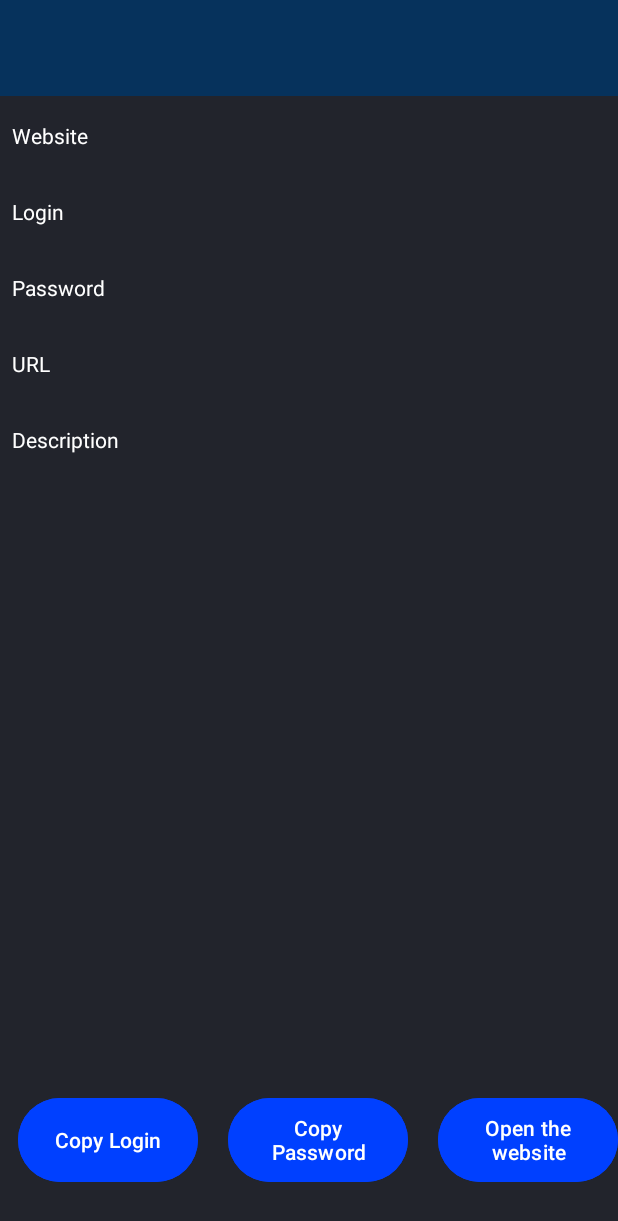
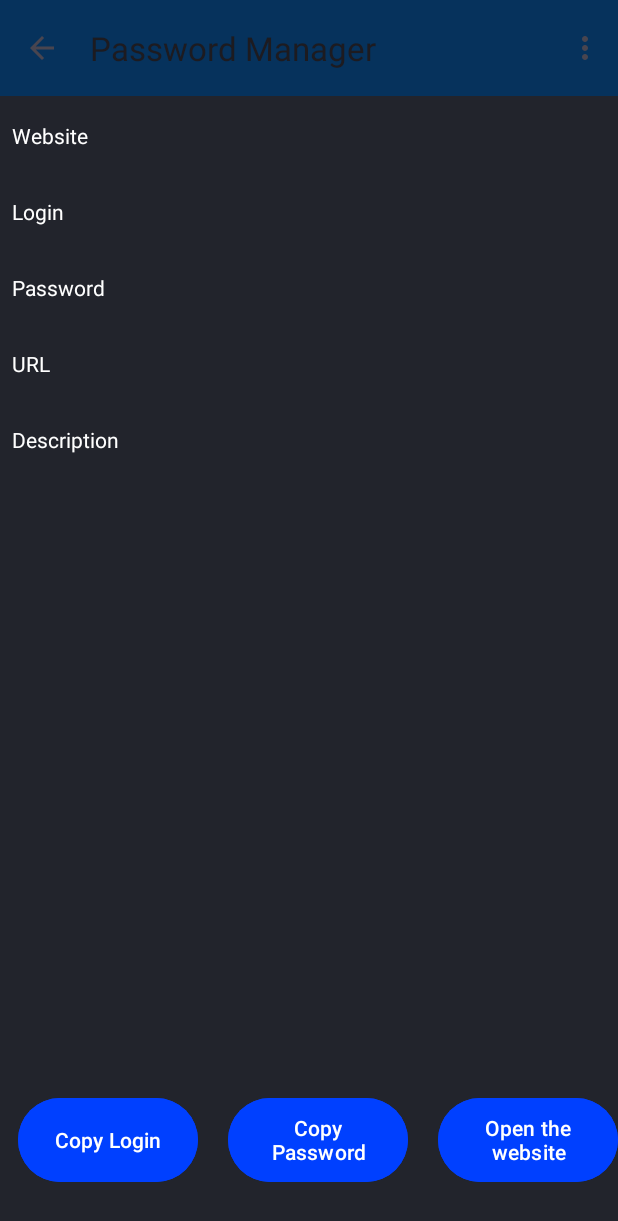
Before and after one commit to TheGraduate/Password-Manager, an Android app: the fragment WebsiteFragment placed in its activity, on a phone screen of 412 x 824 dp. Shown: the top 1221 px of the screen. Run offline under Robolectric (Android 15) with nearby library versions, the phone set to English and light mode, and no system bars; our stand-ins replace navigation-ui; libraries missing offline, so code that uses them is left out: com.google.firebase.crashlytics; pictures from the network do not load; 3 statements that could not run were skipped.

Commit message:
3 com status: work add buttonHome and logo on toolbar

```diff
--- a/app/src/main/java/com/example/passwordmanager/activityAndFragments/WebsiteFragment.kt
+++ b/app/src/main/java/com/example/passwordmanager/activityAndFragments/WebsiteFragment.kt
@@ -3,6 +3,7 @@ package com.example.passwordmanager.activityAndFragments
 import android.content.Intent
 import android.os.Bundle
 import android.view.LayoutInflater
+import android.view.Menu
 import android.view.View
 import android.view.ViewGroup
 import android.widget.Toolbar
@@ -11,6 +12,7 @@ import androidx.fragment.app.Fragment
 import androidx.fragment.app.viewModels
 import androidx.navigation.fragment.findNavController
 import androidx.navigation.fragment.navArgs
+import androidx.navigation.ui.AppBarConfiguration
 import com.example.passwordmanager.R
 import com.example.passwordmanager.adapter.OnInteractionListenerWebsites
 import com.example.passwordmanager.adapter.WebsiteAdapter
@@ -27,6 +29,8 @@ class WebsiteFragment: Fragment() {
     )
 
     private val args by navArgs<WebsiteFragmentArgs>()
+
+
 
     override fun onCreateView(
         inflater: LayoutInflater,
@@ -65,19 +69,39 @@ class WebsiteFragment: Fragment() {
             findNavController().navigate(R.id.action_postFragment_to_editPostFragment, sendPostText)
         }*/
 
+
+
+
         return binding.root
     }
 
     override fun onViewCreated(view: View, savedInstanceState: Bundle?) {
         super.onViewCreated(view, savedInstanceState)
 
+        val toolbar = activity?.findViewById<androidx.appcompat.widget.Toolbar>(R.id.toolbar)
+        (activity as? AppCompatActivity)?.setSupportActionBar(toolbar)
         val actionBar = (activity as? AppCompatActivity)?.supportActionBar
+        actionBar?.setDisplayHomeAsUpEnabled(true)
+        toolbar?.inflateMenu(R.menu.options_for_website_card)
 
-        //val toolbar: Toolbar = view.findViewById(R.id.toolbar)
-       // toolbar.setNavigationOnClickListener {
-            //actionBar?.setDisplayHomeAsUpEnabled(false)
-            //findNavController().navigateUp()
-        //}
+
+       /* toolbar?.setOnMenuItemClickListener {
+            when (it.itemId) {
+                R.id.edit -> {
+                    // Обработка нажатия на кнопку "Редактировать"
+                    //findNavController().navigate(R.id.action_websiteFragment_to_editWebsiteFragment)
+                    true
+                }
+                R.id.remove -> {
+                    // Обработка нажатия на кнопку "Удалить"
+                    //actionBar?.setDisplayHomeAsUpEnabled(false)
+                    //findNavController().navigate(R.id.action_websiteFragment_to_websiteListFragment)
+                    // Вызов метода удаления сайта
+                    true
+                }
+                else -> false
+            }
+        }*/
 
     }
 
--- a/app/src/main/res/values/strings.xml
+++ b/app/src/main/res/values/strings.xml
@@ -13,5 +13,8 @@
     <string name="enter_description">enter description</string>
     <string name="add_website">Add Website</string>
 
+    <string name="menu_edit">Edit</string>
+    <string name="menu_remove">Remove</string>
+
 
 </resources>
```
Also changed, not shown: app/src/main/java/com/example/passwordmanager/activityAndFragments/MainActivity.kt (+25 -7 lines), 1 other file.
